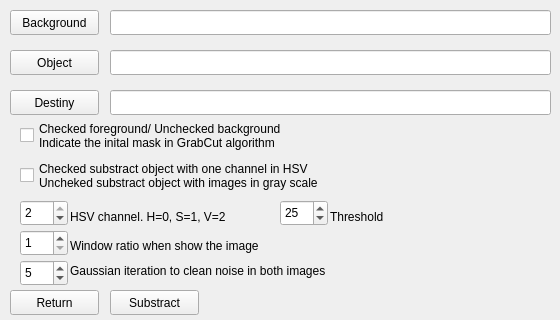
jacv050/dataset-tools, file gui/pages/substractToolPage.ui: the form before one commit; both pictures show x 0 to 560 and y 0 to 320 of the 560 by 507 pixel window.
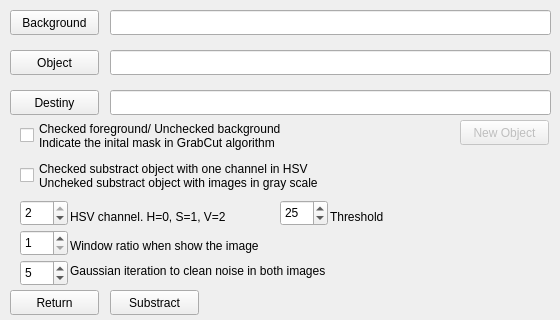
The form after the commit.

Commit message: Added a new button in substract tool gui to swap background and object and add a new object

```diff
--- a/gui/pages/substractToolPage.ui
+++ b/gui/pages/substractToolPage.ui
@@ -274,6 +274,22 @@
     </rect>
    </property>
   </widget>
+  <widget class="QPushButton" name="pbNewObject">
+   <property name="enabled">
+    <bool>false</bool>
+   </property>
+   <property name="geometry">
+    <rect>
+     <x>460</x>
+     <y>120</y>
+     <width>89</width>
+     <height>25</height>
+    </rect>
+   </property>
+   <property name="text">
+    <string>New Object</string>
+   </property>
+  </widget>
  </widget>
  <resources/>
  <connections/>
```
The commit also changes 2 other files.
